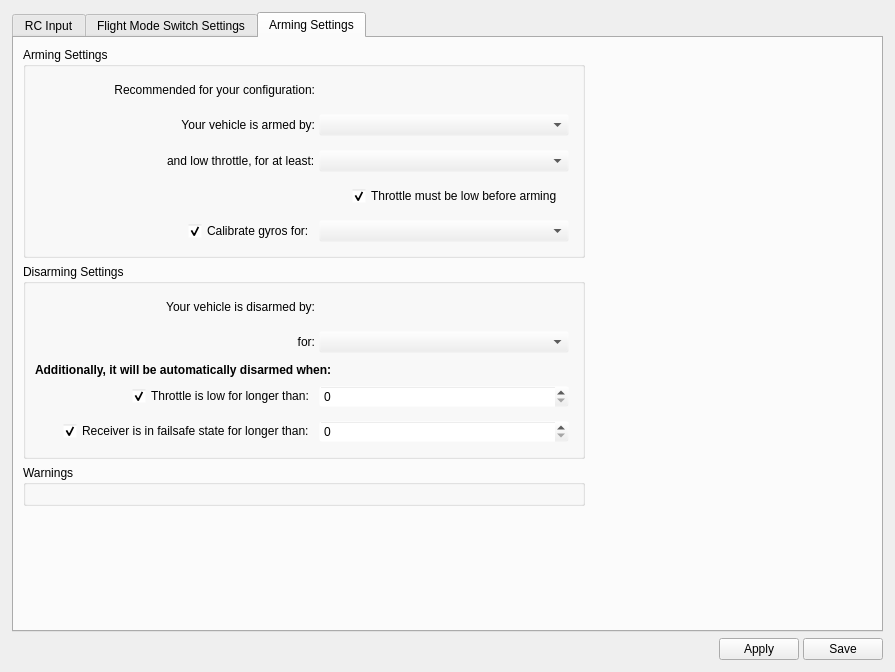
Before: the Qt Designer form ground/gcs/src/plugins/config/input.ui in d-ronin/dRonin, drawn with Qt 5.
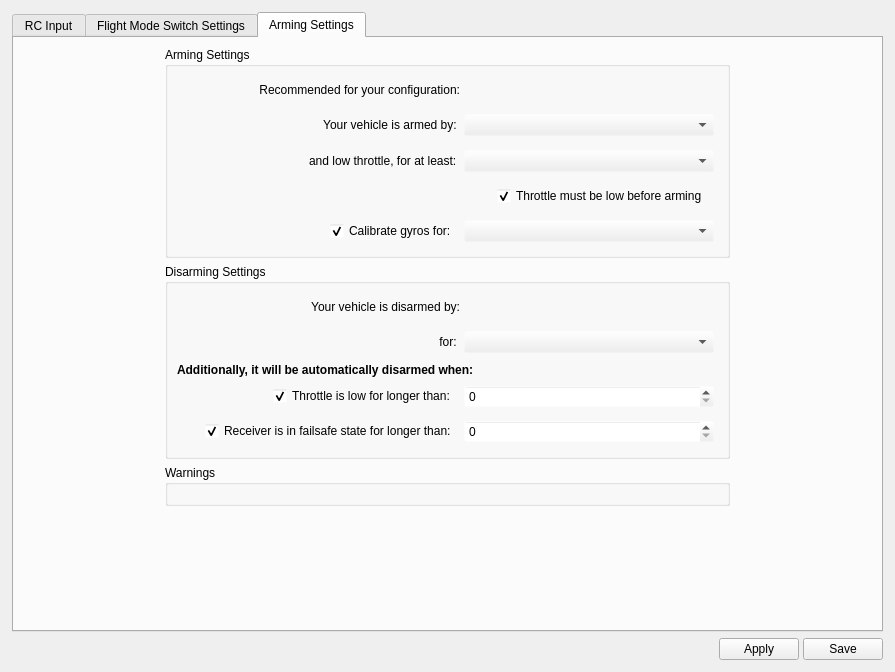
After: the same form once the commit is applied. The open tabs and pages were chosen to show the change. Icons and pictures are not drawn.

Commit message:
gcs: input: slight UI tweaks
* center the stuff instead of aligning it left
* make the default tab idx 0 again, instead of 2
* add spaces at the end of labels for prettiness

What changed in the file:
```diff
--- a/ground/gcs/src/plugins/config/input.ui
+++ b/ground/gcs/src/plugins/config/input.ui
@@ -1512,11 +1512,24 @@
            <rect>
             <x>0</x>
             <y>0</y>
-            <width>867</width>
-            <height>580</height>
+            <width>865</width>
+            <height>572</height>
            </rect>
           </property>
           <layout class="QHBoxLayout" name="horizontalLayout_2">
+           <item>
+            <spacer name="horizontalSpacer_24">
+             <property name="orientation">
+              <enum>Qt::Horizontal</enum>
+             </property>
+             <property name="sizeHint" stdset="0">
+              <size>
+               <width>40</width>
+               <height>20</height>
+              </size>
+             </property>
+            </spacer>
+           </item>
            <item>
             <layout class="QVBoxLayout" name="verticalLayout_7">
              <item>
@@ -1568,7 +1581,7 @@
                    <item>
                     <widget class="QCheckBox" name="cbCalibrateGyros">
                      <property name="text">
-                      <string>Calibrate gyros for:</string>
+                      <string>Calibrate gyros for: </string>
                      </property>
                      <property name="checked">
                       <bool>true</bool>
@@ -1722,7 +1735,7 @@
                       </font>
                      </property>
                      <property name="text">
-                      <string>Your vehicle is armed by:</string>
+                      <string>Your vehicle is armed by: </string>
                      </property>
                      <property name="alignment">
                       <set>Qt::AlignRight|Qt::AlignTrailing|Qt::AlignVCenter</set>
@@ -1791,7 +1804,7 @@
                    <item>
                     <widget class="QLabel" name="lblStickArmTime">
                      <property name="text">
-                      <string>and low throttle, for at least:</string>
+                      <string>and low throttle, for at least: </string>
                      </property>
                     </widget>
                    </item>
@@ -1986,7 +1999,7 @@
                    <item>
                     <widget class="QLabel" name="lblDisarmTimeDesc">
                      <property name="text">
-                      <string>for:</string>
+                      <string>for: </string>
                      </property>
                      <property name="alignment">
                       <set>Qt::AlignRight|Qt::AlignTrailing|Qt::AlignVCenter</set>
@@ -2090,7 +2103,7 @@
                       <item>
                        <widget class="QCheckBox" name="cbThrottleTimeout">
                         <property name="text">
-                         <string>Throttle is low for longer than:</string>
+                         <string>Throttle is low for longer than: </string>
                         </property>
                         <property name="checked">
                          <bool>true</bool>
@@ -2167,7 +2180,7 @@
                       <item>
                        <widget class="QCheckBox" name="cbFailsafeTimeout">
                         <property name="text">
-                         <string>Receiver is in failsafe state for longer than:</string>
+                         <string>Receiver is in failsafe state for longer than: </string>
                         </property>
                         <property name="checked">
                          <bool>true</bool>
```
Left out of the diff: 10 changed lines with no effect on the pictures.
